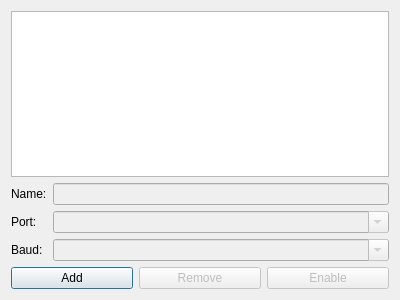
Old version of the form plugins/Serial/deviceserialconfiguration.ui in the repository bigfug/Fugio.
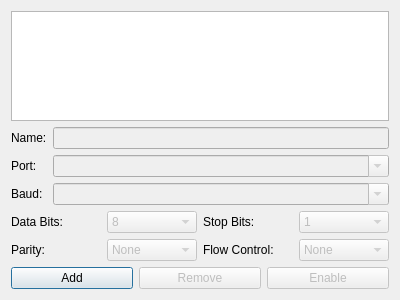
New version of the form.

Commit message: Updated serial port configuration with control over data bits, stop bits, parity, and flow control

Diff of the .ui file:
```diff
--- a/plugins/Serial/deviceserialconfiguration.ui
+++ b/plugins/Serial/deviceserialconfiguration.ui
@@ -86,6 +86,124 @@
      </layout>
     </widget>
    </item>
+   <item>
+    <layout class="QGridLayout" name="gridLayout">
+     <item row="0" column="3">
+      <widget class="QComboBox" name="mStopBits">
+       <property name="enabled">
+        <bool>false</bool>
+       </property>
+       <item>
+        <property name="text">
+         <string>1</string>
+        </property>
+       </item>
+       <item>
+        <property name="text">
+         <string>1.5</string>
+        </property>
+       </item>
+       <item>
+        <property name="text">
+         <string>2</string>
+        </property>
+       </item>
+      </widget>
+     </item>
+     <item row="1" column="1">
+      <widget class="QComboBox" name="mParity">
+       <property name="enabled">
+        <bool>false</bool>
+       </property>
+       <item>
+        <property name="text">
+         <string>None</string>
+        </property>
+       </item>
+       <item>
+        <property name="text">
+         <string>Even</string>
+        </property>
+       </item>
+       <item>
+        <property name="text">
+         <string>Odd</string>
+        </property>
+       </item>
+      </widget>
+     </item>
+     <item row="1" column="3">
+      <widget class="QComboBox" name="mFlowControl">
+       <property name="enabled">
+        <bool>false</bool>
+       </property>
+       <item>
+        <property name="text">
+         <string>None</string>
+        </property>
+       </item>
+       <item>
+        <property name="text">
+         <string>Hardware</string>
+        </property>
+       </item>
+       <item>
+        <property name="text">
+         <string>Software</string>
+        </property>
+       </item>
+      </widget>
+     </item>
+     <item row="0" column="2">
+      <widget class="QLabel" name="label_5">
+       <property name="text">
+        <string>Stop Bits:</string>
+       </property>
+      </widget>
+     </item>
+     <item row="0" column="0">
+      <widget class="QLabel" name="label_4">
+       <property name="text">
+        <string>Data Bits:</string>
+       </property>
+      </widget>
+     </item>
+     <item row="1" column="2">
+      <widget class="QLabel" name="label_6">
+       <property name="text">
+        <string>Flow Control:</string>
+       </property>
+      </widget>
+     </item>
+     <item row="0" column="1">
+      <widget class="QComboBox" name="mDataBits">
+       <property name="enabled">
+        <bool>false</bool>
+       </property>
+       <property name="currentIndex">
+        <number>1</number>
+       </property>
+       <item>
+        <property name="text">
+         <string>7</string>
+        </property>
+       </item>
+       <item>
+        <property name="text">
+         <string>8</string>
+        </property>
+       </item>
+      </widget>
+     </item>
+     <item row="1" column="0">
+      <widget class="QLabel" name="label_7">
+       <property name="text">
+        <string>Parity:</string>
+       </property>
+      </widget>
+     </item>
+    </layout>
+   </item>
    <item>
     <layout class="QHBoxLayout" name="horizontalLayout">
      <item>
```
The commit also changes 4 other files.
